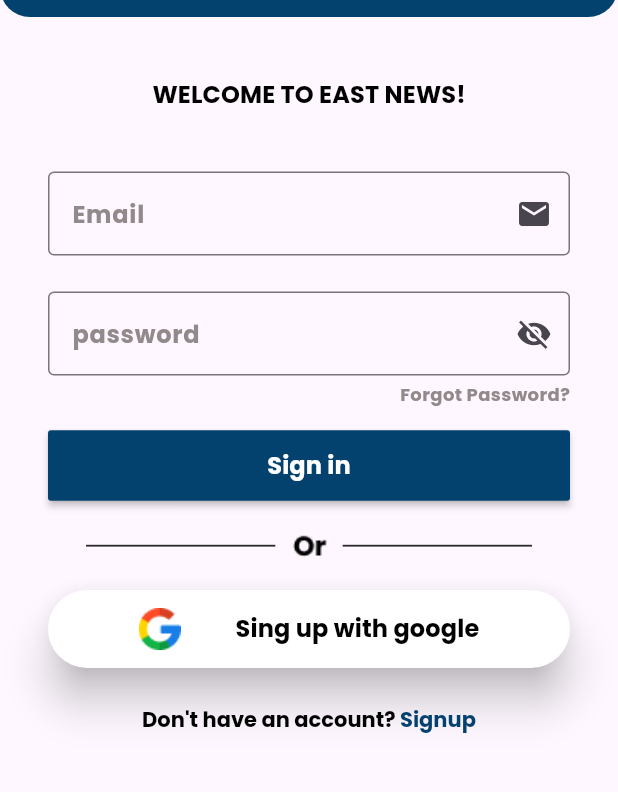
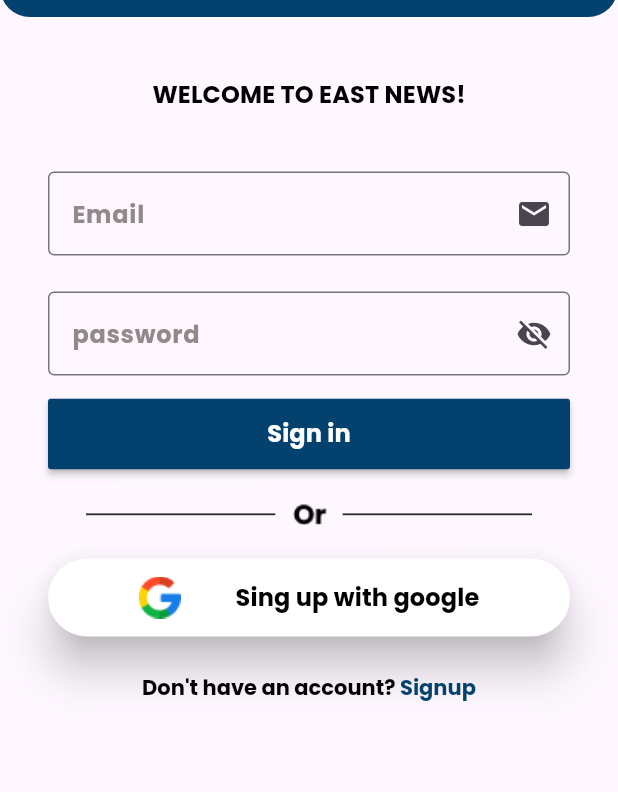
Before and after one commit to ali72-20/gp_east_news, a Flutter app: the Login screen opened directly, on a phone screen of 412 x 824 dp, the part 187-979 px from its top. Run offline on Flutter 3.47's test engine with Material 3 defaults, Android fonts, the light colour scheme and no system bars; our stand-ins replace dio, fluttertoast, ionicons, salomon_bottom_bar, shared_preferences, smooth_page_indicator; accounts and stored records are empty.

Commit message:
+ add toast masseage %refactor forms + add logo splash Animation

```diff
--- a/lib/Core/Messages/toast_message.dart
+++ b/lib/Core/Messages/toast_message.dart
@@ -1,6 +1,6 @@
 import 'package:flutter/material.dart';
 import 'package:fluttertoast/fluttertoast.dart';
-import '../../../../colors/colors.dart';
+import '../../colors/colors.dart';
 
 
 
@@ -18,6 +18,3 @@ class ToastMessage {
     );
   }
 }
-
-class LENGTH_SHORT {
-}
--- a/lib/Feature/Forms/presentation_layer/SignIn/views/widgets/LoginForm.dart
+++ b/lib/Feature/Forms/presentation_layer/SignIn/views/widgets/LoginForm.dart
@@ -1,13 +1,13 @@
-import 'package:flutter/gestures.dart';
 import 'package:flutter/material.dart';
+import 'package:gp_east_news/Feature/Forms/presentation_layer/SignIn/views/widgets/login_with_google.dart';
 import 'package:gp_east_news/Feature/Forms/presentation_layer/components%20/input_compoenet_model.dart';
 import 'package:gp_east_news/Feature/Forms/presentation_layer/components%20/password_input.dart';
 import '../../../../../Main/Presentation_layer/views/mainScreen.dart';
-
 import '../../../../../../colors/colors.dart';
 import '../../../components /Button.dart';
 import '../../../components /TextInputComp.dart';
-import '../../../signup/views/Signup.dart';
+import 'dont_have_account.dart';
+
 
 class Loginform extends StatefulWidget {
   const Loginform({super.key});
@@ -28,30 +28,23 @@ class _LoginformState extends State<Loginform> {
         key: globalKey,
         child: Column(
           children: [
+
             TextInputComp(
               lableText: "Email",
               sufIcone: Icons.mail,
               mailController: controller,
             ),
+
             password_input(
               model: input_componenet_model(
                   lablText: "password",
                   suffixIcon: Icons.visibility_off,
                   is_password: true),
             ),
-            Container(
-              alignment: Alignment.centerRight,
-              margin: const EdgeInsets.only(right: 32, top: 4),
-              child: Text(
-                'Forgot Password?',
-                style: TextStyle(
-                  color: gray,
-                  fontFamily: 'Poppins',
-                  fontSize: 12,
-                ),
-              ),
-            ),
+
+
             const SizedBox(height: 15),
+
             Button(
               title: 'Sign in',
               backgroundColor: primary_color,
@@ -70,60 +63,20 @@ class _LoginformState extends State<Loginform> {
                 } else {}
               },
             ),
+
             const SizedBox(height: 16),
+
             Image.asset('assets/Images/orline.png'),
+
             const SizedBox(height: 16),
-            Container(
-              width: double.infinity,
-              margin: const EdgeInsets.symmetric(horizontal: 32),
-              child: ElevatedButton(
-                style: ElevatedButton.styleFrom(
-                  backgroundColor: Colors.white,
-                  elevation: 12.0,
-                ),
-                onPressed: () {},
-                child: Padding(
-                  padding: const EdgeInsets.only(top: 12, bottom: 12),
-                  child: Row(
-                    mainAxisAlignment: MainAxisAlignment.spaceEvenly,
-                    children: [
-                      Image.asset('assets/Images/google.png'),
-                      const Text(
-                        'Sing up with google',
-                        style: TextStyle(
-                            color: Colors.black,
-                            fontFamily: 'Poppins',
-                            fontSize: 16),
-                      )
-                    ],
-                  ),
-                ),
-              ),
-            ),
+
+           const loginWittGoogle(),
+
             const SizedBox(
               height: 24,
             ),
-            RichText(
-              text: TextSpan(
-                text: "Don't have an account?",
-                style:
-                    const TextStyle(color: Colors.black, fontFamily: 'Poppins'),
-                children: [
-                  TextSpan(
-                    text: " Signup",
-                    style:
-                        TextStyle(color: primary_color, fontFamily: 'Poppins'),
-                    recognizer: TapGestureRecognizer()
-                      ..onTap = () {
-                        Navigator.pushReplacement(
-                            context,
-                            MaterialPageRoute(
-                                builder: (context) => const Signup()));
-                      },
-                  )
-                ],
-              ),
-            ),
+
+            const dontHaveAccount(),
           ],
         ),
       ),
--- /dev/null
+++ b/lib/Feature/Forms/presentation_layer/SignIn/views/widgets/dont_have_account.dart
@@ -0,0 +1,31 @@
+import 'package:flutter/cupertino.dart';
+import 'package:flutter/gestures.dart';
+import 'package:flutter/material.dart';
+
+import '../../../../../../colors/colors.dart';
+import '../../../signup/views/Signup.dart';
+
+class dontHaveAccount extends StatelessWidget {
+  const dontHaveAccount({super.key});
+
+  @override
+  Widget build(BuildContext context) {
+    return RichText(
+      text: TextSpan(
+        text: "Don't have an account?",
+        style: const TextStyle(color: Colors.black, fontFamily: 'Poppins'),
+        children: [
+          TextSpan(
+            text: " Signup",
+            style: TextStyle(color: primary_color, fontFamily: 'Poppins'),
+            recognizer: TapGestureRecognizer()
+              ..onTap = () {
+                Navigator.pushReplacement(context,
+                    MaterialPageRoute(builder: (context) => const Signup()));
+              },
+          )
+        ],
+      ),
+    );
+  }
+}
--- /dev/null
+++ b/lib/Feature/Forms/presentation_layer/SignIn/views/widgets/login_with_google.dart
@@ -0,0 +1,37 @@
+
+import 'package:flutter/material.dart';
+
+class loginWittGoogle extends StatelessWidget {
+  const loginWittGoogle({super.key});
+
+  @override
+  Widget build(BuildContext context) {
+    return  Container(
+      width: double.infinity,
+      margin: const EdgeInsets.symmetric(horizontal: 32),
+      child: ElevatedButton(
+        style: ElevatedButton.styleFrom(
+          backgroundColor: Colors.white,
+          elevation: 12.0,
+        ),
+        onPressed: () {},
+        child: Padding(
+          padding: const EdgeInsets.only(top: 12, bottom: 12),
+          child: Row(
+            mainAxisAlignment: MainAxisAlignment.spaceEvenly,
+            children: [
+              Image.asset('assets/Images/google.png'),
+              const Text(
+                'Sing up with google',
+                style: TextStyle(
+                    color: Colors.black,
+                    fontFamily: 'Poppins',
+                    fontSize: 16),
+              )
+            ],
+          ),
+        ),
+      ),
+    );
+  }
+}
--- a/lib/Feature/Main/Presentation_layer/views/mainScreen.dart
+++ b/lib/Feature/Main/Presentation_layer/views/mainScreen.dart
@@ -89,4 +89,4 @@ class _main_screenState extends State<main_screen> {
   }
 }
 
-userModel user_model = userModel(userName: 'userName ', Mail: "Mail");
+userModel user_model = userModel(userName: 'userName ', Mail: "Mail", password: '');
--- a/lib/Feature/Profile/presentation_layer/views/widgets/userModel.dart
+++ b/lib/Feature/Profile/presentation_layer/views/widgets/userModel.dart
@@ -1,6 +1,9 @@
+
+
 class userModel{
   String userName;
   String Mail;
+  String password;
   String? img;
-  userModel({required this.userName,required this.Mail, this.img});
+  userModel({required this.userName,required this.Mail, this.img, required this.password});
 }
--- a/lib/colors/colors.dart
+++ b/lib/colors/colors.dart
@@ -2,3 +2,5 @@ import 'package:flutter/material.dart';
 
 Color primary_color = const Color(0xff03416E);
 Color gray = const Color(0xff928A8A);
+
+const kDuration = Duration(milliseconds: 3000);
```
Also changed, not shown: lib/Feature/Splash/presentation_layer/views/SplashScreen.dart (+35 -11 lines), lib/Feature/Splash/presentation_layer/views/widgets/logoAnimation.dart (added, +24 -0 lines), lib/Feature/Forms/Data_layer/login_Api.dart (added).
